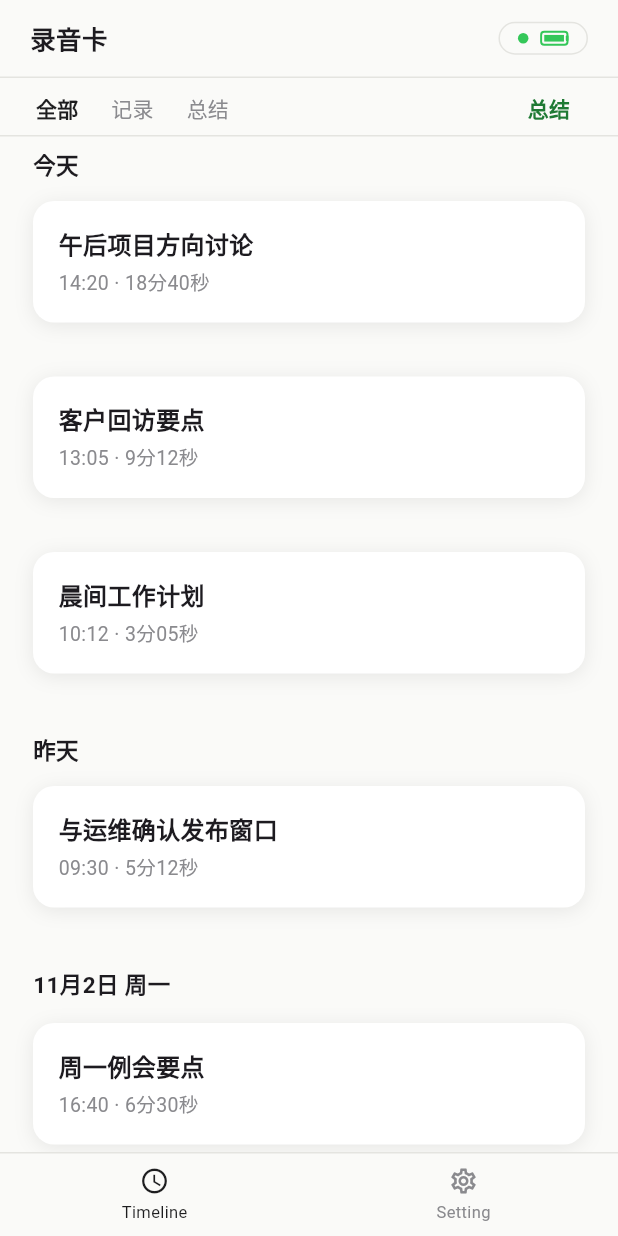
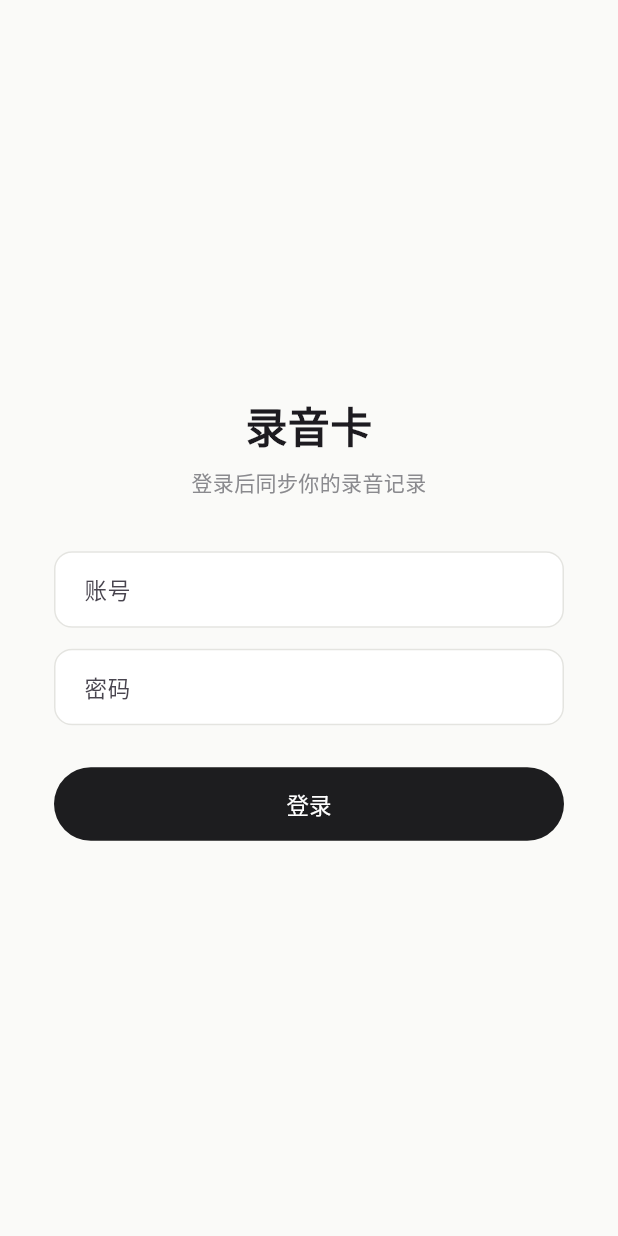
Before and after one commit to kongkang/recording-card, a Flutter app: the screen it shows after launch, on a phone screen of 412 x 824 dp. Run offline on Flutter 3.47's test engine with Material 3 defaults, Android fonts, the phone set to English and light mode, and no system bars.

Commit message:
OAuth 登录门 + 帧级自查修复（登录/驱动/样式）
OAuth（借鉴 reai_mobile_app 模式）：
- lib/core/config/auth_mode.dart：RC_AUTH_MODE 编译期开关（默认 oauth）
- lib/core/config/remote/endpoint_resolver.dart：端点解析纯函数（dart-define 优先、
  严格校验 https/可信白名单；白名单待后端域名落地登记 TODO）
- lib/core/config/remote/client_config.dart：RC_API_BASE / RC_OAUTH_CLIENT_ID 注入；
  未配置端点 → 本地会话，不发起网络请求（AGENTS 真实性红线）
- lib/services/auth_service.dart + pages/login_page.dart：登录门（行内错误、无占位标注）；
  main.dart AppGate 装配；test/auth_test.dart 4 项（配置冒烟/凭据校验/会话通知/门切换）

帧级自查（owner 硬约束：动画/图标交付必须逐帧截图自查）：
- lib/core/dev/dev_driver.dart：debug 专用 VM service 驱动器（post-frame 派发状态 +
  RepaintBoundary 出图）；macOS DebugProfile 沙箱豁免以便落盘
- 修复 2 个目检发现的缺陷：设备弹层录音时钟折行（改 tabularFigures 单行）与
  值区未贴右（Expanded+Align+FittedBox）；「总结」发起按钮对齐原型 .btn-sum 深色描边胶囊

回归：flutter analyze 0 issue；flutter test 20/20 pass

````diff
--- /dev/null
+++ b/app/lib/core/config/remote/client_config.dart
@@ -0,0 +1,40 @@
+library;
+
+import 'endpoint_resolver.dart';
+
+/// 客户端远程配置：OAuth 端点与凭据经 `--dart-define` 注入（借鉴 reai_mobile_app）。
+///
+/// ```sh
+/// flutter run --dart-define=RC_API_BASE=https://api.example.com \
+///   --dart-define=RC_OAUTH_CLIENT_ID=recording-card
+/// ```
+///
+/// 未配置端点时 [apiBase] 为 null：App 以本地会话运行，不发起业务网络请求
+/// （诚实边界写在 AGENTS.md，不写在界面上）。
+class ClientConfig {
+  const ClientConfig._({
+    required this.hasApiBaseDefine,
+    required this.apiBaseDefineValue,
+    required this.oauthClientId,
+  });
+
+  static const ClientConfig instance = ClientConfig._(
+    hasApiBaseDefine: bool.hasEnvironment('RC_API_BASE'),
+    apiBaseDefineValue: String.fromEnvironment('RC_API_BASE'),
+    oauthClientId: String.fromEnvironment('RC_OAUTH_CLIENT_ID',
+        defaultValue: 'recording-card'),
+  );
+
+  final bool hasApiBaseDefine;
+  final String apiBaseDefineValue;
+  final String oauthClientId;
+
+  /// 严格校验后的 OAuth 端点；null = 本地会话模式。
+  String? get apiBase => sanitizeTrustedEndpoint(resolveEndpoint(
+        hasDartDefine: hasApiBaseDefine,
+        dartDefineValue: apiBaseDefineValue,
+      ));
+
+  /// 是否配置了远程后端。
+  bool get hasRemoteBackend => apiBase != null;
+}
--- a/app/lib/main.dart
+++ b/app/lib/main.dart
@@ -1,8 +1,15 @@
+library;
+
+import 'package:flutter/foundation.dart';
 import 'package:flutter/material.dart';
 
+import 'core/dev/dev_driver.dart';
 import 'core/store/app_store.dart';
+import 'core/store/device_store.dart';
 import 'core/theme/tokens.dart';
 import 'pages/app_shell.dart';
+import 'pages/login_page.dart';
+import 'services/auth_service.dart';
 
 void main() {
   runApp(const RecordingCardApp());
@@ -17,23 +24,56 @@ class RecordingCardApp extends StatelessWidget {
       title: '录音卡',
       debugShowCheckedModeBanner: false,
       theme: buildRCTheme(),
-      home: const AppGate(),
+      home: const _HomeGate(),
     );
   }
 }
 
-/// 启动入口：恢复会话（路由栈 + 已生成总结，同标签页级别）后进入外壳。
-/// OAuth 登录门（借鉴 reai_mobile_app）在 auth 阶段接入。
-class AppGate extends StatefulWidget {
-  const AppGate({super.key});
+/// 截图锚点（dev 驱动取帧用；release 下无引用不产生开销）
+final GlobalKey _shotKey = GlobalKey();
+
+/// 开发期帧级自查驱动（详见 dev_driver.dart；release 恒为 null）
+final DevDriver? dev = kDebugMode ? DevDriver(_shotKey) : null;
+
+class _HomeGate extends StatefulWidget {
+  const _HomeGate();
 
   @override
-  State<AppGate> createState() => _AppGateState();
+  State<_HomeGate> createState() => _HomeGateState();
 }
 
-class _AppGateState extends State<AppGate> {
-  late final AppStore _store = AppStore();
+class _HomeGateState extends State<_HomeGate> {
+  final _auth = AuthService();
+  final _store = AppStore();
+  final _device = DeviceStore();
 
   @override
-  Widget build(BuildContext context) => AppShell(store: _store);
+  void initState() {
+    super.initState();
+    if (dev != null) {
+      dev!
+        ..store = _store
+        ..device = _device
+        ..auth = _auth;
+    }
+  }
+
+  @override
+  void dispose() {
+    _device.dispose();
+    super.dispose();
+  }
+
+  @override
+  Widget build(BuildContext context) {
+    return RepaintBoundary(
+      key: _shotKey,
+      child: ListenableBuilder(
+        listenable: _auth,
+        builder: (context, _) => _auth.isSignedIn
+            ? AppShell(store: _store, device: _device)
+            : LoginPage(auth: _auth, onSignedIn: () {}),
+      ),
+    );
+  }
 }
--- /dev/null
+++ b/app/lib/pages/login_page.dart
@@ -0,0 +1,113 @@
+library;
+
+import 'package:flutter/material.dart';
+
+import '../core/theme/tokens.dart';
+import '../services/auth_service.dart';
+
+/// 登录页：账号 + 密码；错误文案行内呈现（界面不留占位标注）。
+class LoginPage extends StatefulWidget {
+  const LoginPage({super.key, required this.auth, required this.onSignedIn});
+  final AuthService auth;
+  final VoidCallback onSignedIn;
+
+  @override
+  State<LoginPage> createState() => _LoginPageState();
+}
+
+class _LoginPageState extends State<LoginPage> {
+  final _account = TextEditingController();
+  final _password = TextEditingController();
+  String? _error;
+
+  @override
+  void dispose() {
+    _account.dispose();
+    _password.dispose();
+    super.dispose();
+  }
+
+  void _submit() {
+    final err = widget.auth.signIn(_account.text, _password.text);
+    setState(() => _error = err);
+    if (err == null) widget.onSignedIn();
+  }
+
+  @override
+  Widget build(BuildContext context) {
+    return Scaffold(
+      backgroundColor: RCColors.bg,
+      body: SafeArea(
+        child: Center(
+          child: SingleChildScrollView(
+            padding: const EdgeInsets.symmetric(horizontal: 36),
+            child: Column(
+              mainAxisSize: MainAxisSize.min,
+              crossAxisAlignment: CrossAxisAlignment.stretch,
+              children: [
+                const Text('录音卡',
+                    key: Key('login-title'),
+                    textAlign: TextAlign.center,
+                    style: TextStyle(fontSize: 28, fontWeight: FontWeight.w800)),
+                const SizedBox(height: 8),
+                const Text('登录后同步你的录音记录',
+                    key: Key('login-subtitle'),
+                    textAlign: TextAlign.center,
+                    style: TextStyle(fontSize: 14, color: RCColors.sec)),
+                const SizedBox(height: 36),
+                TextField(
+                  key: const Key('login-account'),
+                  controller: _account,
+                  decoration: _deco('账号'),
+                  style: const TextStyle(fontSize: 15),
+                ),
+                const SizedBox(height: 14),
+                TextField(
+                  key: const Key('login-password'),
+                  controller: _password,
+                  obscureText: true,
+                  decoration: _deco('密码'),
+                  style: const TextStyle(fontSize: 15),
+                  onSubmitted: (_) => _submit(),
+                ),
+                if (_error != null) ...[
+                  const SizedBox(height: 12),
+                  Text(_error!,
+                      key: const Key('login-error'),
+                      style: const TextStyle(fontSize: 13, color: RCColors.danger)),
+                ],
+                const SizedBox(height: 28),
+                FilledButton(
+                  key: const Key('login-submit'),
+                  onPressed: _submit,
+                  style: FilledButton.styleFrom(
+                    backgroundColor: RCColors.label,
+                    foregroundColor: Colors.white,
+                    shape: const StadiumBorder(),
+                    padding: const EdgeInsets.symmetric(vertical: 14),
+                  ),
+                  child: const Text('登录', style: TextStyle(fontSize: 15)),
+                ),
+              ],
+            ),
+          ),
+        ),
+      ),
+    );
+  }
+
+  InputDecoration _deco(String hint) => InputDecoration(
+        hintText: hint,
+        filled: true,
+        fillColor: RCColors.card,
+        contentPadding: const EdgeInsets.symmetric(horizontal: 16, vertical: 14),
+        border: OutlineInputBorder(
+          borderRadius: BorderRadius.circular(12),
+          borderSide: const BorderSide(color: RCColors.sep),
+        ),
+        enabledBorder: OutlineInputBorder(
+          borderRadius: BorderRadius.circular(12),
+          borderSide: const BorderSide(color: RCColors.sep),
+        ),
+      );
+}
--- a/app/lib/pages/timeline_page.dart
+++ b/app/lib/pages/timeline_page.dart
@@ -106,18 +106,21 @@ class _TabsBar extends StatelessWidget {
               ],
             ),
           ),
-          TextButton(
+          // 原型 .btn-sum：透明底 + 深色描边胶囊
+          OutlinedButton(
             key: const Key('summary-start'),
             onPressed: store.selMode ? null : store.startSummary,
-            style: TextButton.styleFrom(
-              foregroundColor: RCColors.okInk,
+            style: OutlinedButton.styleFrom(
+              foregroundColor: RCColors.label,
               disabledForegroundColor: RCColors.ax,
-              padding: const EdgeInsets.symmetric(horizontal: 10, vertical: 8),
+              side: const BorderSide(color: RCColors.label),
+              shape: const StadiumBorder(),
+              padding: const EdgeInsets.symmetric(horizontal: 16, vertical: 6),
               minimumSize: Size.zero,
               tapTargetSize: MaterialTapTargetSize.shrinkWrap,
+              textStyle: const TextStyle(fontSize: 13),
             ),
-            child: const Text('总结',
-                style: TextStyle(fontSize: 14, fontWeight: FontWeight.w600)),
+            child: const Text('总结'),
           ),
         ],
       ),
--- /dev/null
+++ b/app/lib/services/auth_service.dart
@@ -0,0 +1,44 @@
+library;
+
+import 'package:flutter/foundation.dart';
+
+import '../core/config/auth_mode.dart';
+import '../core/config/remote/client_config.dart';
+
+/// 登录会话（进程内保存；sessionStorage 级语义，TODO 接 shared_preferences 持久化）。
+class AuthSession {
+  const AuthSession({required this.account, required this.issuedAt});
+  final String account;
+  final DateTime issuedAt;
+}
+
+/// 鉴权服务：OAuth 模式（kIsOAuthAuthMode）+ 远端已配置时走远端流程；
+/// 否则建立本地会话，不发起任何网络请求（真实性红线，见 AGENTS.md）。
+class AuthService extends ChangeNotifier {
+  AuthService({ClientConfig? config}) : _config = config ?? ClientConfig.instance;
+
+  final ClientConfig _config;
+  AuthSession? session;
+
+  bool get isSignedIn => session != null;
+  bool get useRemoteOAuth => kIsOAuthAuthMode && _config.hasRemoteBackend;
+
+  /// 登录：校验非空后建立会话；返回 null 表示成功，否则为错误文案。
+  ///
+  /// TODO(oauth-backend)：远端模式接入真实 OAuth2 授权码流程
+  /// （全量移植 reai_mobile_app lib/core/config/remote/client_config.dart +
+  /// token 刷新），端点经 RC_API_BASE 配置、host 过可信白名单后生效。
+  String? signIn(String account, String password) {
+    final a = account.trim();
+    if (a.isEmpty) return '请输入账号';
+    if (password.isEmpty) return '请输入密码';
+    session = AuthSession(account: a, issuedAt: DateTime.now());
+    notifyListeners();
+    return null;
+  }
+
+  void signOut() {
+    session = null;
+    notifyListeners();
+  }
+}
````
Also changed, not shown: app/lib/core/config/auth_mode.dart (added, +11 -0 lines), app/lib/core/config/remote/endpoint_resolver.dart (added, +60 -0 lines), app/lib/core/dev/dev_driver.dart (added, +95 -0 lines), app/lib/pages/app_shell.dart (+10 -1 lines), app/lib/pages/status_sheet.dart (+7 -8 lines), 3 other files.
